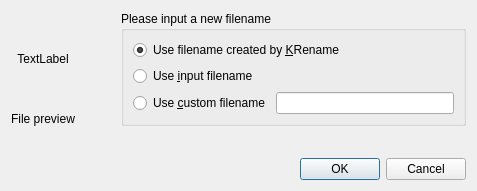
Above: src/customfilenamedlg.ui from KDE/krename before the change. Below: the same form after it.
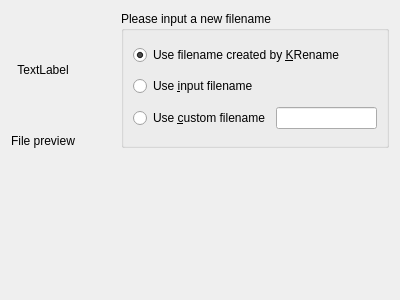
That is the form after the change.

Commit message: FIXED: Save window size of manual changes window

Patch:
```diff
--- a/src/customfilenamedlg.ui
+++ b/src/customfilenamedlg.ui
@@ -1,12 +1,12 @@
 <ui version="4.0" >
  <class>CustomFilenameDlg</class>
- <widget class="QDialog" name="CustomFilenameDlg" >
-  <property name="geometry" >
+ <widget class="QWidget" name="CustomFilenameDlg">
+  <property name="geometry">
    <rect>
     <x>0</x>
     <y>0</y>
-    <width>477</width>
-    <height>191</height>
+    <width>400</width>
+    <height>300</height>
    </rect>
   </property>
   <property name="windowTitle" >
@@ -92,10 +92,10 @@
        <property name="title" >
         <string>Please input a new filename</string>
        </property>
-       <layout class="QVBoxLayout" >
+       <layout class="QVBoxLayout" name="_2">
         <item>
-         <widget class="QRadioButton" name="radioKRename" >
-          <property name="text" >
+         <widget class="QRadioButton" name="radioKRename">
+          <property name="text">
            <string>Use filename created by &amp;KRename</string>
           </property>
           <property name="checked" >
@@ -104,23 +104,23 @@
          </widget>
         </item>
         <item>
-         <widget class="QRadioButton" name="radioInput" >
-          <property name="text" >
+         <widget class="QRadioButton" name="radioInput">
+          <property name="text">
            <string>Use &amp;input filename</string>
           </property>
          </widget>
         </item>
         <item>
-         <layout class="QHBoxLayout" >
+         <layout class="QHBoxLayout" name="_3">
           <item>
-           <widget class="QRadioButton" name="radioCustom" >
-            <property name="text" >
+           <widget class="QRadioButton" name="radioCustom">
+            <property name="text">
              <string>Use &amp;custom filename</string>
             </property>
            </widget>
           </item>
           <item>
-           <widget class="QLineEdit" name="lineEdit" />
+           <widget class="QLineEdit" name="lineEdit"/>
           </item>
          </layout>
         </item>
@@ -130,28 +130,18 @@
     </layout>
    </item>
    <item>
-    <spacer>
-     <property name="orientation" >
+    <spacer name="spacer">
+     <property name="orientation">
       <enum>Qt::Vertical</enum>
      </property>
-     <property name="sizeHint" stdset="0" >
+     <property name="sizeHint" stdset="0">
       <size>
        <width>20</width>
-       <height>40</height>
+       <height>141</height>
       </size>
      </property>
     </spacer>
    </item>
-   <item>
-    <widget class="QDialogButtonBox" name="buttonBox" >
-     <property name="orientation" >
-      <enum>Qt::Horizontal</enum>
-     </property>
-     <property name="standardButtons" >
-      <set>QDialogButtonBox::Cancel|QDialogButtonBox::Ok</set>
-     </property>
-    </widget>
-   </item>
   </layout>
  </widget>
  <resources/>
```
Left out of the diff: 90 changed lines with no effect on the pictures. The commit also changes 2 other files.
